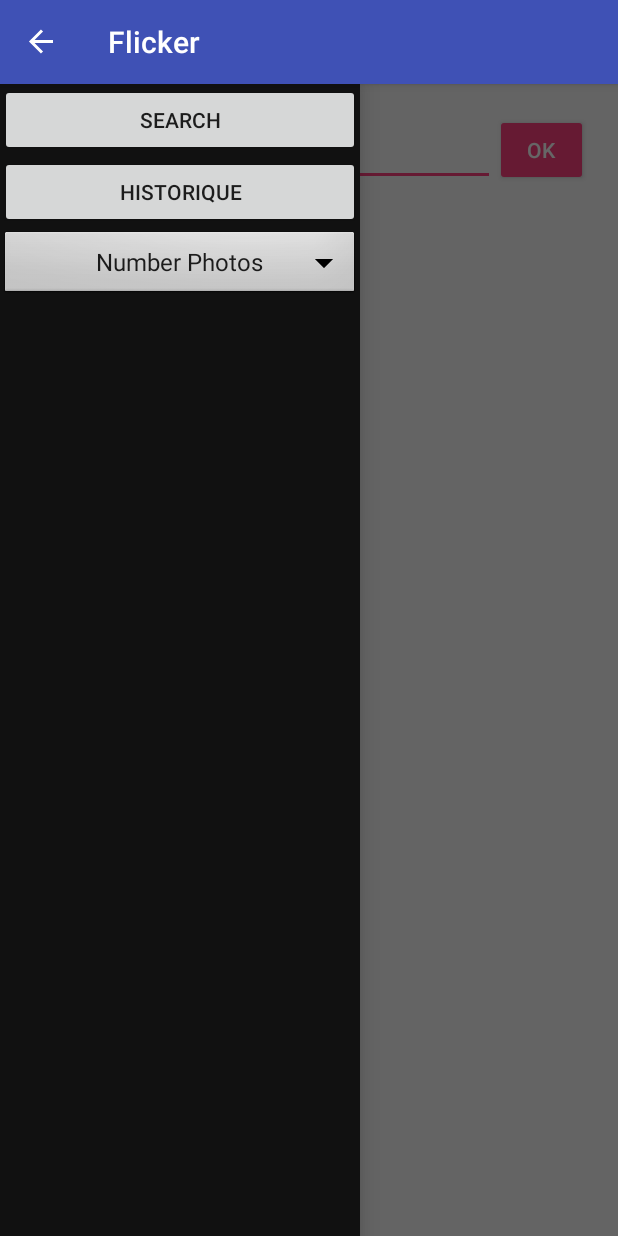
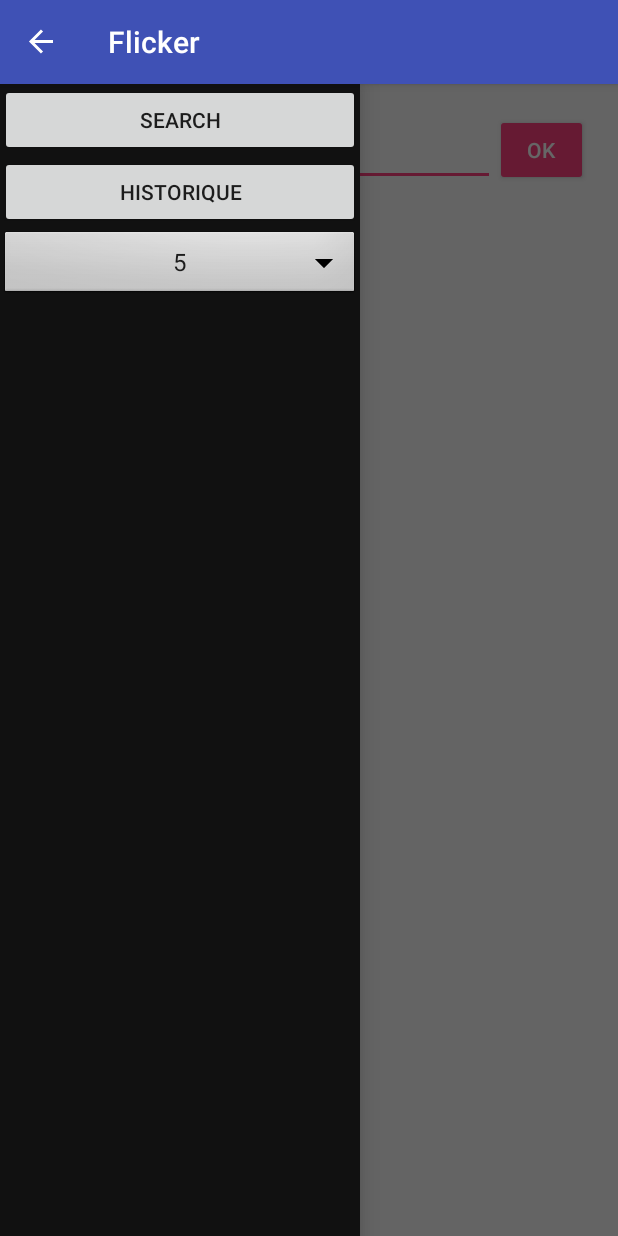
Before and after one commit to FatimaPereira/Flicker, an Android app: the screen it shows after launch (MainActivity), with the side drawer open, on a phone screen of 412 x 824 dp. Run offline under Robolectric (Android 15) with nearby library versions, the phone set to English and light mode, and no system bars; our stand-ins replace ButterKnife, Picasso; pictures from the network do not load; 2 statements that could not run were skipped.

Commit message:
UPDATE SpinnerNumberRegister
Enregistrement du nombre des photos choisies et rangement du OnCreate en méthodes

```diff
--- a/app/src/main/java/com/pereira/fatima/flicker/FullScreenFlickerActivity.java
+++ b/app/src/main/java/com/pereira/fatima/flicker/FullScreenFlickerActivity.java
@@ -42,8 +42,8 @@ public class FullScreenFlickerActivity extends AppCompatActivity {
        //titreFullscreen = (TextView) findViewById(R.id.titre_fullscreen);
         //urlFullscreen = (TextView) findViewById(R.id.url_fullscreen);
         //imageFullscreen = (ImageView) findViewById(R.id.image_fullscreen);
-        titreFullscreen.setText(title);
-        urlFullscreen.setText(url);
+        titreFullscreen.setText(MainActivity.TITLE);
+        urlFullscreen.setText(MainActivity.URL);
         Picasso.with(this).load(url).into(imageFullscreen);
 
         Button btnResetFullScreen = (Button) findViewById(R.id.btn_reset_fullscreen);
--- a/app/src/main/java/com/pereira/fatima/flicker/MainActivity.java
+++ b/app/src/main/java/com/pereira/fatima/flicker/MainActivity.java
@@ -32,6 +32,9 @@ import butterknife.OnClick;
 
 public class MainActivity extends AppCompatActivity implements FlickerResponseListener {
 
+    public static final String spinnerKey = "key";
+    public static final String TITLE = "Title";
+    public static final String URL = "Url";
     ListView listView;
     FlickerAdapter flickerAdapter = new FlickerAdapter();
     List<ClassPhoto> classPhoto = new ArrayList<>();
@@ -58,7 +61,6 @@ public class MainActivity extends AppCompatActivity implements FlickerResponseLi
         ButterKnife.bind(this);
 
         //***** NAV TOGGLE ********************
-
         actionBarDrawerToggle = new ActionBarDrawerToggle(
                 this,
                 drawerLayout,
@@ -69,55 +71,14 @@ public class MainActivity extends AppCompatActivity implements FlickerResponseLi
         drawerLayout.addDrawerListener(actionBarDrawerToggle);
         getSupportActionBar().setDisplayHomeAsUpEnabled(true);
         getSupportActionBar().setHomeButtonEnabled(true);
+        initSpinner();
 
-
-        //***** SPINNER ********************
-        ArrayAdapter<CharSequence> adapter = ArrayAdapter.createFromResource(
-                this,
-        R.array.number_array, android.R.layout.simple_spinner_item);
-        // Specify the layout to use when the list of choices appears
-        adapter.setDropDownViewResource(android.R.layout.simple_spinner_dropdown_item);
-        // Apply the adapter to the spinner
-
-        btnNavSpinner.setAdapter(adapter);
-
-        //***** ENREGISTREMENT VALEUR DANS PREFERENCES ********************
-        btnNavSpinner.setOnItemSelectedListener(new AdapterView.OnItemSelectedListener() {
-             @Override
-             public void onItemSelected(AdapterView<?> adapterView, View view, int i, long l) {
-                SharedPreferences.Editor editor = sharedPreferences.edit();
-                editor.putString("Key", flickerAdapter.getItem(i).toString());
-                editor.commit();
-             }
-
-             @Override
-             public void onNothingSelected(AdapterView<?> adapterView) {
-
-             }
-        });
 
 //    flickerAdapter.classPhoto.add(new ClassPhoto("Chat","http://media.koreus.com/201409/109-insolite-34.jpg"));
 //    flickerAdapter.classPhoto.add(new ClassPhoto("Titre","http://media.koreus.com/201409/109-insolite-34.jpg"));
 //    flickerAdapter.classPhoto.add(new ClassPhoto("Titre","http://media.koreus.com/201409/109-insolite-34.jpg"));
 
-        listView = (ListView) findViewById(R.id.list_flick);
-        listView.setAdapter(flickerAdapter);
-
-        listView.setOnItemClickListener(new AdapterView.OnItemClickListener() {
-            @Override
-            public void onItemClick(AdapterView<?> adapterView, View view, int i, long l) {
-
-                ClassPhoto image = (ClassPhoto) flickerAdapter.getItem(i);
-                String title = image.getTitle();
-                String url = image.getUrl();
-                Intent intent = new Intent(MainActivity.this, FullScreenFlickerActivity.class);
-                intent.putExtra("Title",title);
-                intent.putExtra("Url",url);
-                startActivity(intent);
-            }
-        });
-
-        final EditText fieldSearch = (EditText) findViewById(R.id.search_textfield);
+        final EditText fieldSearch = listView();
 
         Button btnSearch = (Button) findViewById(R.id.btn_search);
         btnSearch.setOnClickListener(new View.OnClickListener() {
@@ -133,6 +94,32 @@ public class MainActivity extends AppCompatActivity implements FlickerResponseLi
 
 
     }
+
+    //***************************************************
+    //            LISTVIEW
+    //***************************************************
+
+    private EditText listView() {
+        listView = (ListView) findViewById(R.id.list_flick);
+        listView.setAdapter(flickerAdapter);
+
+        listView.setOnItemClickListener(new AdapterView.OnItemClickListener() {
+            @Override
+            public void onItemClick(AdapterView<?> adapterView, View view, int i, long l) {
+
+                ClassPhoto image = (ClassPhoto) flickerAdapter.getItem(i);
+                String title = image.getTitle();
+                String url = image.getUrl();
+                Intent intent = new Intent(MainActivity.this, FullScreenFlickerActivity.class);
+                intent.putExtra(TITLE,title);
+                intent.putExtra(URL,url);
+                startActivity(intent);
+            }
+        });
+
+        return (EditText) findViewById(R.id.search_textfield);
+    }
+
 
     //***************************************************
     //            WEB SERVICE
@@ -191,9 +178,6 @@ public class MainActivity extends AppCompatActivity implements FlickerResponseLi
     }
 
 
-
-
-
     //***************************************************
     //            NAV TOGGLE
     //***************************************************
@@ -223,4 +207,38 @@ public class MainActivity extends AppCompatActivity implements FlickerResponseLi
     }
 
 
+    //***************************************************
+    //            SPINNER
+    //***************************************************
+
+    private void initSpinner() {
+        //***** SPINNER ********************
+        final ArrayAdapter<CharSequence> adapter = ArrayAdapter.createFromResource(
+                this,
+                R.array.number_array, android.R.layout.simple_spinner_item);
+        adapter.setDropDownViewResource(android.R.layout.simple_spinner_dropdown_item);
+
+        // Apply the adapter to the spinner
+        btnNavSpinner.setAdapter(adapter);
+
+        //***** ENREGISTREMENT VALEUR DANS PREFERENCES ********************
+        btnNavSpinner.setOnItemSelectedListener(new AdapterView.OnItemSelectedListener() {
+            @Override
+            public void onItemSelected(AdapterView<?> adapterView, View view, int position, long l) {
+                SharedPreferences.Editor editor = sharedPreferences.edit();
+                editor.putString("key", adapter.getItem(position).toString());
+                editor.commit();
+            }
+
+            @Override
+            public void onNothingSelected(AdapterView<?> adapterView) {
+
+            }
+        });
+
+        //Sauvegarde de la clef du nombre de photos
+        String preferences = sharedPreferences.getString(spinnerKey,"5");
+        btnNavSpinner.setSelection(adapter.getPosition(preferences));
+    }
+
 }
--- a/app/src/main/java/com/pereira/fatima/flicker/service/FlickerRetrofit.java
+++ b/app/src/main/java/com/pereira/fatima/flicker/service/FlickerRetrofit.java
@@ -12,7 +12,7 @@ import retrofit2.http.Query;
 
 public interface FlickerRetrofit {
 
-    @GET("services/rest/?method=flickr.photos.search&format=json&nojsoncallback=1")
-    Call<FlickrResponseDto> getPhotosRetrofit(@Query("tags") String query, @Query("api_key")String apiKey, @Query("per_page")String perPage);
+    @GET("services/rest/?method=flickr.photos.search&per_page=20&format=json&nojsoncallback=1")
+    Call<FlickrResponseDto> getPhotosRetrofit(@Query("tags") String query, @Query("api_key")String apiKey);
 }
 //@Query("per_page")String perPage
--- a/app/src/main/java/com/pereira/fatima/flicker/service/FlickerService.java
+++ b/app/src/main/java/com/pereira/fatima/flicker/service/FlickerService.java
@@ -44,8 +44,7 @@ public class FlickerService extends Service {
 
 
         final Call<FlickrResponseDto> flickrResponseRetrofitCall =
-                retrofitService.getPhotosRetrofit(query,getResources().getString(R.string.flicker_api_key),
-                        getResources().get(R.array.number_array));
+                retrofitService.getPhotosRetrofit(query,getResources().getString(R.string.flicker_api_key));
         flickrResponseRetrofitCall.enqueue(new Callback<FlickrResponseDto>()
 
         {
--- a/app/src/main/res/values/strings.xml
+++ b/app/src/main/res/values/strings.xml
@@ -4,7 +4,6 @@
     <string name="drawer_close">Adieu Nav</string>
 
     <string-array name="number_array">
-        <item>Number Photos</item>
     <item>5</item>
     <item>10</item>
     <item>15</item>
```
